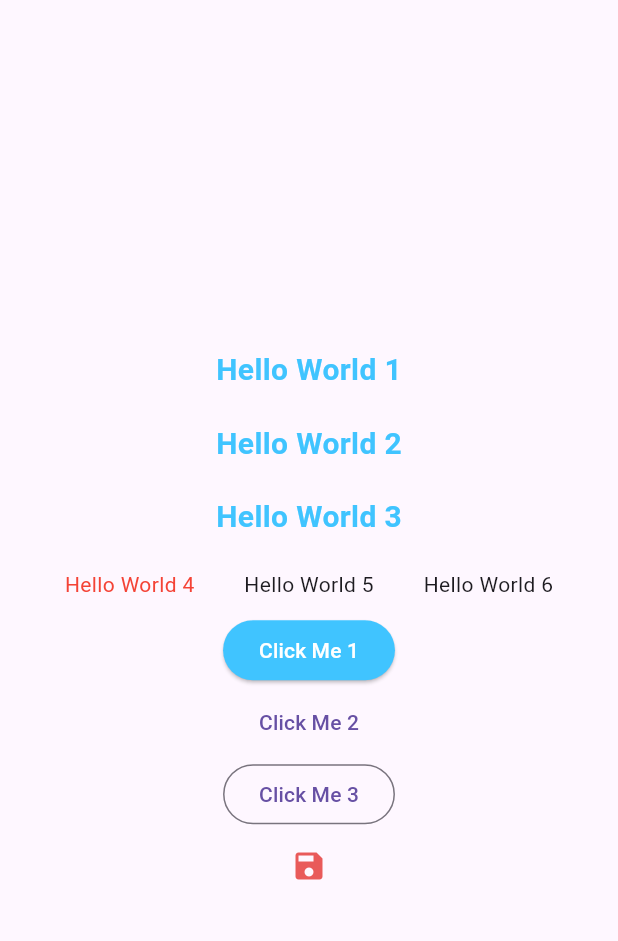
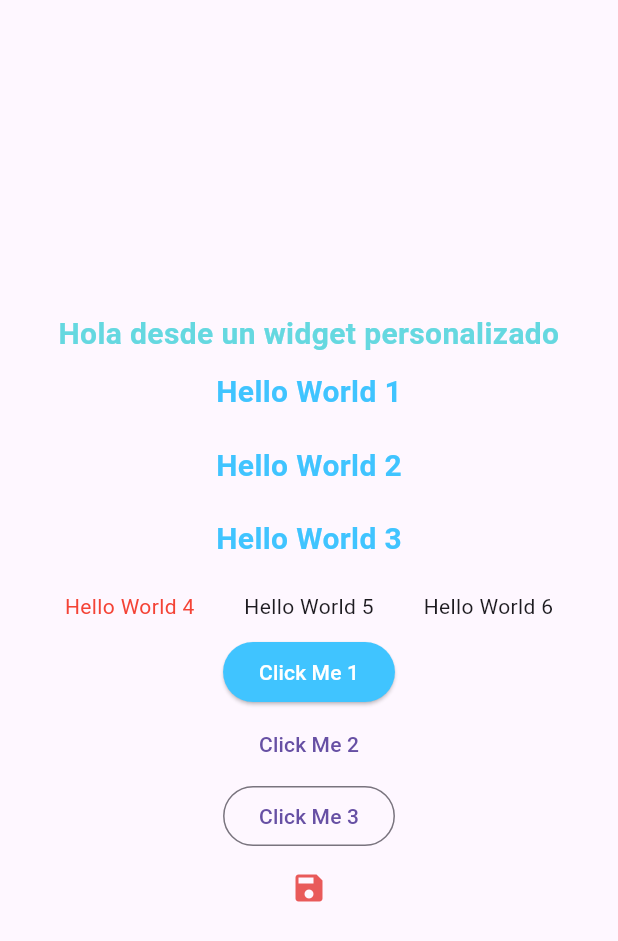
Before and after one commit to DiegoHC2012/Optativa_Movil_H-brido, a Flutter app: the screen it shows after launch, on a phone screen of 412 x 824 dp. Shown: the top 941 px of the screen. Run offline on Flutter 3.47's test engine with Material 3 defaults, Android fonts, the phone set to English and light mode, and no system bars.

Commit message:
Widget personalizado.

```diff
--- a/Unidad-2/clase_1/lib/main.dart
+++ b/Unidad-2/clase_1/lib/main.dart
@@ -1,3 +1,4 @@
+import 'package:clase_1/widgets/custom_text_widget.dart';
 import 'package:flutter/material.dart';
 
 void main() {
@@ -21,6 +22,11 @@ class MainApp extends StatelessWidget {
       home: Scaffold(
         body: Center(
           child: Column(mainAxisAlignment: MainAxisAlignment.center, children: [
+            CustomTextWidget(
+              text: "Hola desde un widget personalizado",
+              style: TextStyle(color: const Color.fromARGB(255, 101, 216, 224), fontSize: 20, fontWeight: FontWeight.bold),
+              textAlign: TextAlign.center,
+            ),
             Padding(padding: paddingSize,
               child: Text('Hello World 1', style: textStyle,),
             ),
--- /dev/null
+++ b/Unidad-2/clase_1/lib/widgets/custom_text_widget.dart
@@ -0,0 +1,34 @@
+import 'package:flutter/material.dart';
+
+class CustomTextWidget extends StatelessWidget {
+  final String text;
+  final TextStyle? style;
+  final TextAlign? textAlign;
+  final Color? color;
+  final double? fontSize;
+  final FontWeight? fontWeight;
+
+  const CustomTextWidget({
+    super.key,
+    required this.text,
+    this.style,
+    this.textAlign,
+    this.color,
+    this.fontSize,
+    this.fontWeight,
+  });
+
+  @override
+  Widget build(BuildContext context) {
+    return Text(
+      text,
+      style: style ??
+          TextStyle(
+            color: color ?? Colors.black,
+            fontSize: fontSize ?? 16.0,
+            fontWeight: fontWeight ?? FontWeight.normal,
+          ),
+      textAlign: textAlign ?? TextAlign.center,
+    );
+  }
+}
```
